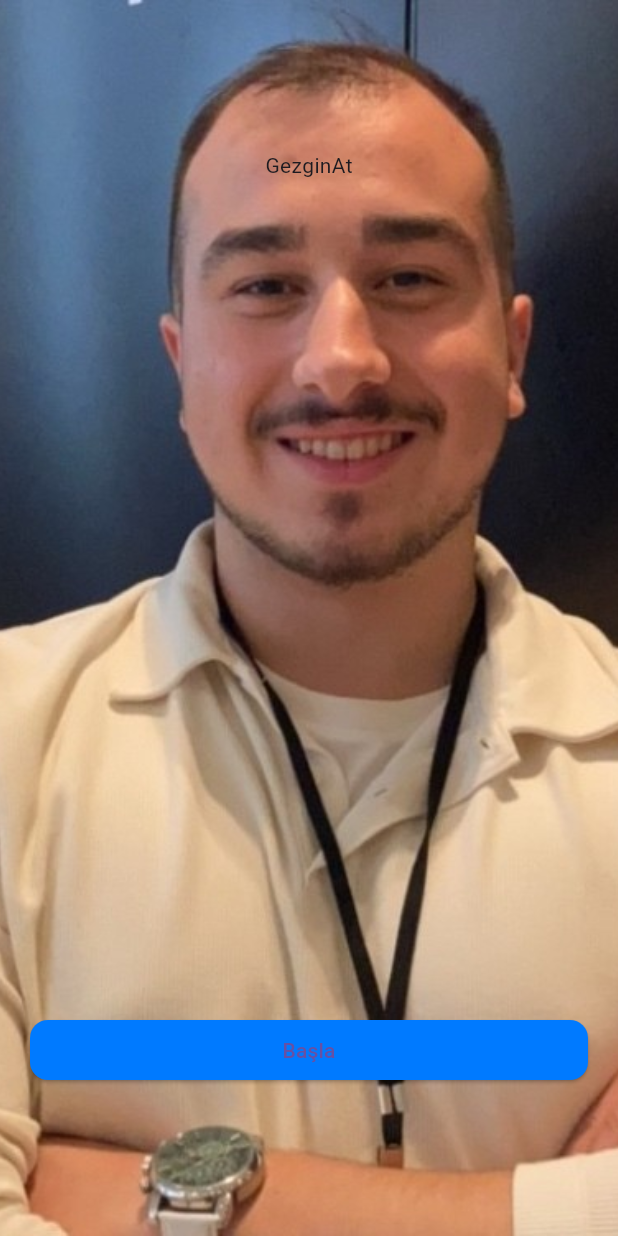
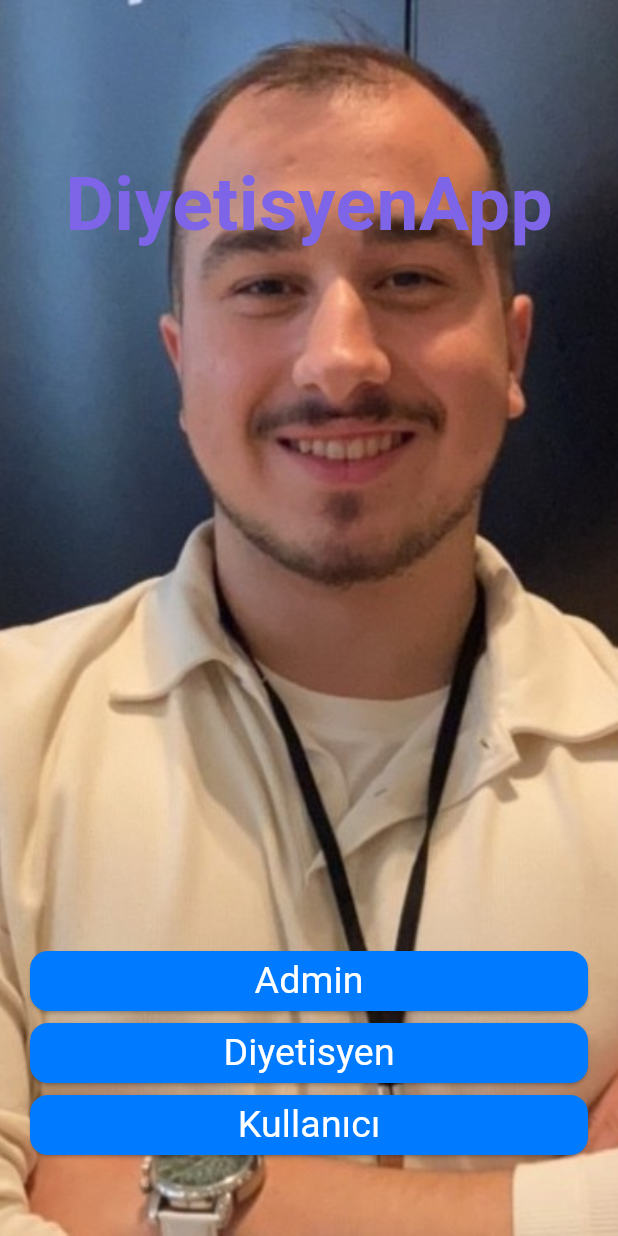
Before and after one commit to kaanygit/Diyetisyen-App, a Flutter app: the screen it shows after launch, on a phone screen of 412 x 824 dp. Run offline on Flutter 3.47's test engine with Material 3 defaults, Android fonts, the phone set to English and light mode, and no system bars; our stand-ins replace cloud_firestore, firebase_auth, firebase_core, flutter_easyloading, google_sign_in, page_transition and 1 more; missing offline and left inert: sign_button; accounts and stored records are empty; Roboto replaces fonts that are missing (OpenSans).

Commit message:
fixed problems

```diff
--- a/lib/screens/auth/auth_screen.dart
+++ b/lib/screens/auth/auth_screen.dart
@@ -1,3 +1,4 @@
+import 'package:diyetisyenapp/constants/fonts.dart';
 import 'package:diyetisyenapp/database/firebase.dart';
 import 'package:diyetisyenapp/screens/user/home.dart';
 import 'package:diyetisyenapp/widget/flash_message.dart';
@@ -36,6 +37,7 @@ class _AuthScreenState extends State<AuthScreen> {
   late bool startLoginPageController = false;
   String _selectedOption = 'Kullanıcı';
   int _selectedOptionNumber = 0;
+  late int _loginPageSelectionType=0;
 
   @override
   void dispose() {
@@ -170,54 +172,36 @@ class _AuthScreenState extends State<AuthScreen> {
     decoration: const BoxDecoration(
       image: DecorationImage(
         image: AssetImage("assets/images/avatar.jpg"),
-          fit: BoxFit.cover, // Adjusted BoxFit to cover the entire screen
+        fit: BoxFit.cover,
       ),
     ),
     child: Stack(
       children: [
         Positioned(
-            top: 100, // Adjust as needed to position vertically
-            left: 20, // Adjust as needed to position horizontally from the left
-            right:
-                20, // Adjust as needed to position horizontally from the right
+          top: 100,
+          left: 20,
+          right: 20,
           child: Row(
             mainAxisAlignment: MainAxisAlignment.spaceBetween,
             children: [
               const Spacer(),
               Text(
-                  "GezginAt",
-                  // style:
-                  //     fontStyle(50, const Color(0xFFDBFF00), FontWeight.bold),
+                "DiyetisyenApp",
+                style: fontStyle(50, mainColor, FontWeight.bold),
               ),
               const Spacer(),
             ],
           ),
         ),
         Positioned(
-            bottom: 100, // Adjust as needed to position vertically
-            left: 20, // Adjust as needed to position horizontally from the left
-            right:
-                20, // Adjust as needed to position horizontally from the right
-            child: Row(
-              mainAxisAlignment: MainAxisAlignment.spaceBetween,
+          bottom: 50,
+          left: 20,
+          right: 20,
+          child: Column(
             children: [
-                Expanded(
-                  child: ElevatedButton(
-                      style: ElevatedButton.styleFrom(
-                          backgroundColor: const Color(0xFF007AFF),
-                          shape: RoundedRectangleBorder(
-                              borderRadius: BorderRadius.circular(12))),
-                      onPressed: () {
-                        print("Start App");
-                        setState(() {
-                          startLoginPageController = true;
-                        });
-                      },
-                      child: Text(
-                        "Başla",
-                        // style: fontStyle(25, Colors.white, FontWeight.normal),
-                      )),
-                ),
+              startButtons("Admin"),
+              startButtons("Diyetisyen"),
+              startButtons("Kullanıcı"),
             ],
           ),
         ),
@@ -225,6 +209,45 @@ class _AuthScreenState extends State<AuthScreen> {
     ),
   );
 }
+
+Widget startButtons(String text) {
+  return SizedBox(
+    width: double.infinity,
+    child: ElevatedButton(
+      style: ElevatedButton.styleFrom(
+        backgroundColor: const Color(0xFF007AFF),
+        shape: RoundedRectangleBorder(
+          borderRadius: BorderRadius.circular(12),
+        ),
+      ),
+      onPressed: () {
+        print("Start App");
+        setState(() {
+          startLoginPageController = true;
+          if(text=="Admin"){
+            setState(() {
+              _loginPageSelectionType=2;
+            });
+          }else if(text=="Diyetisyen"){
+            setState(() {
+              _loginPageSelectionType=1;
+            });
+          }else{
+            setState(() {
+              _loginPageSelectionType=0;
+            });
+          }
+          print(_loginPageSelectionType);
+        });
+      },
+      child: Text(
+        text,
+        style: fontStyle(25, Colors.white, FontWeight.normal),
+      ),
+    ),
+  );
+}
+
 
   Center signInScreen() {
     return Center(
@@ -244,6 +267,7 @@ class _AuthScreenState extends State<AuthScreen> {
                   ),
               const SizedBox(height: 30),
               TextField(
+                keyboardType: TextInputType.emailAddress,
                 controller: _emailController,
                 decoration: InputDecoration(
                   labelText: "E-posta",
@@ -252,6 +276,8 @@ class _AuthScreenState extends State<AuthScreen> {
               ),
               const SizedBox(height: 16),
               TextField(
+                                keyboardType: TextInputType.visiblePassword,
+
                 controller: _passwordController,
                 obscureText: true,
                 decoration: InputDecoration(
@@ -314,6 +340,7 @@ class _AuthScreenState extends State<AuthScreen> {
                 ],
               ),
               const SizedBox(height: 16),
+              if(_loginPageSelectionType!=2)
                 Row(
                   mainAxisAlignment: MainAxisAlignment.center,
                   children: [
@@ -357,6 +384,7 @@ class _AuthScreenState extends State<AuthScreen> {
                   ),
               const SizedBox(height: 24),
               TextField(
+                keyboardType: TextInputType.multiline,
                 controller: _nameController,
                 decoration: InputDecoration(
                   labelText: "İsim",
@@ -365,6 +393,7 @@ class _AuthScreenState extends State<AuthScreen> {
               ),
               const SizedBox(height: 16),
               TextField(
+                keyboardType: TextInputType.emailAddress,
                 controller: _emailController,
                 decoration: InputDecoration(
                   labelText: "E-posta",
@@ -373,6 +402,7 @@ class _AuthScreenState extends State<AuthScreen> {
               ),
               const SizedBox(height: 16),
               TextField(
+                keyboardType: TextInputType.visiblePassword,
                 controller: _passwordController,
                 obscureText: true,
                 decoration: InputDecoration(
@@ -382,6 +412,7 @@ class _AuthScreenState extends State<AuthScreen> {
               ),
               const SizedBox(height: 16),
               TextField(
+                keyboardType: TextInputType.visiblePassword,
                 controller: _confirmPasswordController,
                 obscureText: true,
                 decoration: InputDecoration(
--- a/pubspec.yaml
+++ b/pubspec.yaml
@@ -19,7 +19,7 @@ publish_to: 'none' # Remove this line if you wish to publish to pub.dev
 version: 1.0.0+1
 
 environment:
-  sdk: '>=3.4.0 <4.0.0'
+  sdk: ">=3.00.0 <4.0.0"
 
 # Dependencies specify other packages that your package needs in order to work.
 # To automatically upgrade your package dependencies to the latest versions
```
Also changed, not shown: pubspec.lock, 1 other file. Lines whose indentation alone changed are shown as unchanged.
